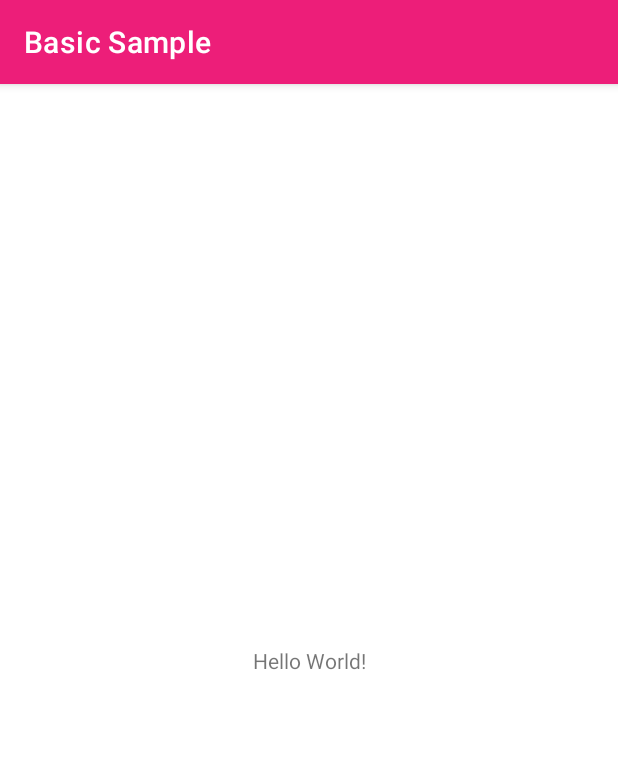
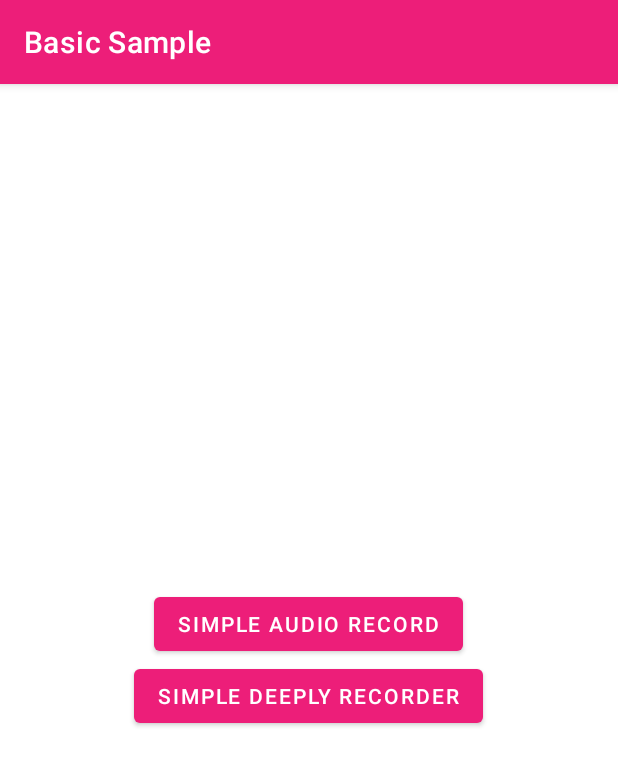
Before and after one commit to deeplyinc/listen-sdk-android-samples, an Android app: the screen it shows after launch (MainActivity), on a phone screen of 412 x 824 dp. Shown: the top 766 px of the screen. Run offline under Robolectric (Android 15) with nearby library versions, the phone set to English and light mode, and no system bars; our stand-ins replace data binding.

Commit message:
feat: add SimpleAudioRecord and SimpleDeeplyRecorder

```diff
--- a/BasicSample/app/src/main/java/com/deeplyinc/listen/samples/basic/MainActivity.kt
+++ b/BasicSample/app/src/main/java/com/deeplyinc/listen/samples/basic/MainActivity.kt
@@ -1,11 +1,31 @@
 package com.deeplyinc.listen.samples.basic
 
+import android.content.Intent
+import android.os.Bundle
+import android.view.View
 import androidx.appcompat.app.AppCompatActivity
-import android.os.Bundle
+import androidx.databinding.DataBindingUtil
+import com.deeplyinc.listen.samples.basic.databinding.ActivityMainBinding
+import com.deeplyinc.listen.samples.basic.simpleaudiorecord.SimpleAudioRecordActivity
+import com.deeplyinc.listen.samples.basic.simpledeeplyrecorder.SimpleDeeplyRecorderActivity
 
 class MainActivity : AppCompatActivity() {
+    private lateinit var binding: ActivityMainBinding
+
     override fun onCreate(savedInstanceState: Bundle?) {
         super.onCreate(savedInstanceState)
-        setContentView(R.layout.activity_main)
+        binding = DataBindingUtil.setContentView(this, R.layout.activity_main)
+
+        binding.btnSimpleAudioRecord.setOnClickListener { startNewActivity(it) }
+        binding.btnSimpleDeeplyRecorder.setOnClickListener { startNewActivity(it) }
+    }
+
+    private fun startNewActivity(v: View) {
+        val targetActivity: Class<*> = when (v.id) {
+            R.id.btn_simple_audio_record -> SimpleAudioRecordActivity::class.java
+            R.id.btn_simple_deeply_recorder -> SimpleDeeplyRecorderActivity::class.java
+            else -> null
+        } ?: return
+        startActivity(Intent(this, targetActivity))
     }
 }
--- a/BasicSample/app/src/main/res/layout/activity_main.xml
+++ b/BasicSample/app/src/main/res/layout/activity_main.xml
@@ -1,18 +1,32 @@
 <?xml version="1.0" encoding="utf-8"?>
-<androidx.constraintlayout.widget.ConstraintLayout xmlns:android="http://schemas.android.com/apk/res/android"
+<layout xmlns:android="http://schemas.android.com/apk/res/android"
     xmlns:app="http://schemas.android.com/apk/res-auto"
     xmlns:tools="http://schemas.android.com/tools"
-    android:layout_width="match_parent"
-    android:layout_height="match_parent"
     tools:context=".MainActivity">
 
-    <TextView
-        android:layout_width="wrap_content"
-        android:layout_height="wrap_content"
-        android:text="Hello World!"
-        app:layout_constraintBottom_toBottomOf="parent"
-        app:layout_constraintEnd_toEndOf="parent"
-        app:layout_constraintStart_toStartOf="parent"
-        app:layout_constraintTop_toTopOf="parent" />
+    <androidx.constraintlayout.widget.ConstraintLayout
+        android:layout_width="match_parent"
+        android:layout_height="match_parent">
 
-</androidx.constraintlayout.widget.ConstraintLayout>
+        <LinearLayout
+            android:layout_width="match_parent"
+            android:layout_height="match_parent"
+            android:orientation="vertical"
+            android:gravity="center">
+
+            <Button
+                android:id="@+id/btn_simple_audio_record"
+                android:layout_width="wrap_content"
+                android:layout_height="wrap_content"
+                android:text="Simple Audio Record" />
+
+            <Button
+                android:id="@+id/btn_simple_deeply_recorder"
+                android:layout_width="wrap_content"
+                android:layout_height="wrap_content"
+                android:text="Simple Deeply Recorder" />
+
+        </LinearLayout>
+
+    </androidx.constraintlayout.widget.ConstraintLayout>
+</layout>
--- a/BasicSample/build.gradle
+++ b/BasicSample/build.gradle
@@ -2,7 +2,7 @@
 plugins {
     id 'com.android.application' version '7.2.1' apply false
     id 'com.android.library' version '7.2.1' apply false
-    id 'org.jetbrains.kotlin.android' version '1.7.0' apply false
+    id 'org.jetbrains.kotlin.android' version '1.7.10' apply false
 }
 
 task clean(type: Delete) {
--- a/BasicSample/settings.gradle
+++ b/BasicSample/settings.gradle
@@ -10,6 +10,7 @@ dependencyResolutionManagement {
     repositories {
         google()
         mavenCentral()
+        maven { url "app/libs" }
     }
 }
 rootProject.name = "BasicSample"
```
Also changed, not shown: BasicSample/app/build.gradle (+6 -1 lines), BasicSample/app/src/main/AndroidManifest.xml (+9 -0 lines), BasicSample/app/src/main/java/com/deeplyinc/listen/samples/basic/simpleaudiorecord/SimpleAudioRecordActivity.kt (added, +18 -0 lines), BasicSample/app/src/main/java/com/deeplyinc/listen/samples/basic/simpledeeplyrecorder/SimpleDeeplyRecorderActivity.kt (added, +24 -0 lines), BasicSample/app/src/main/res/layout/activity_simple_audio_record.xml (added, +13 -0 lines), BasicSample/app/src/main/res/layout/activity_simple_deeply_recorder.xml (added, +13 -0 lines), 1 other file.
